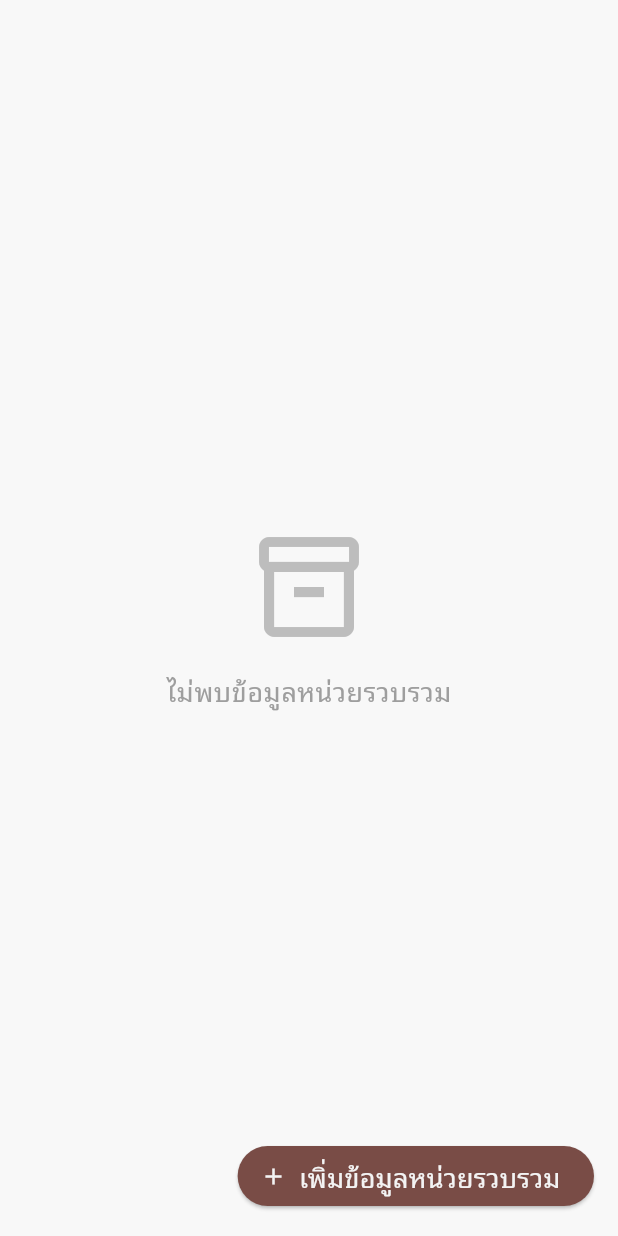
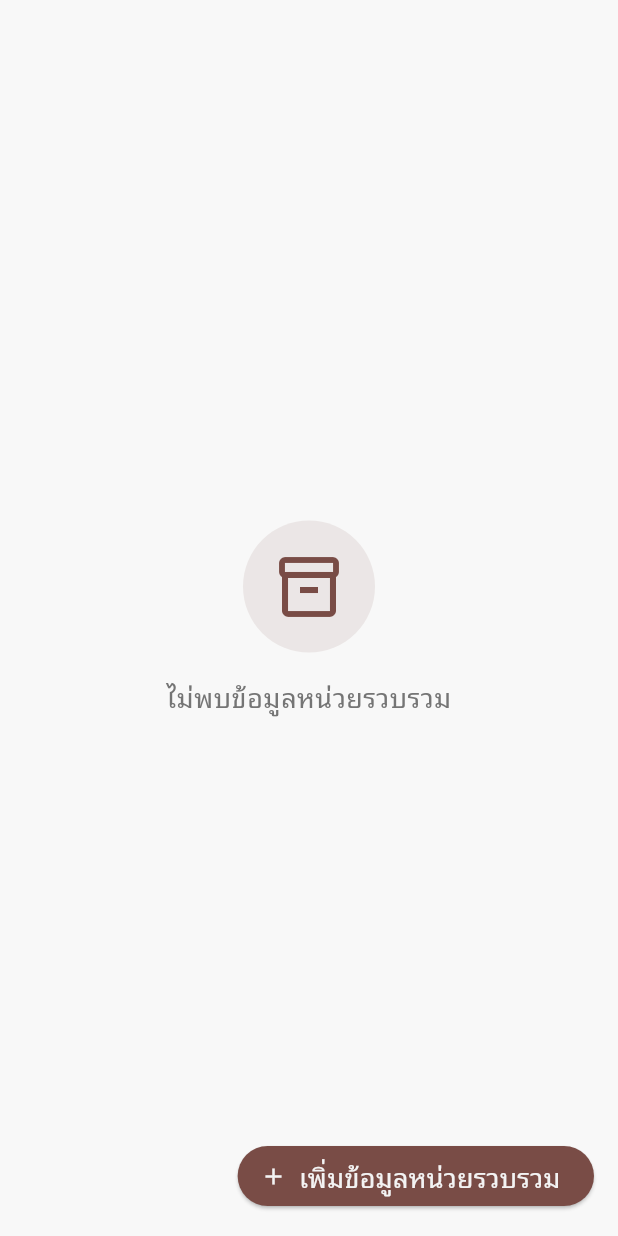
Before and after one commit to Cocoa-CUSAR-dev/mobile-app, a Flutter app: the HubPage screen opened directly, on a phone screen of 412 x 824 dp. Run offline on Flutter 3.47's test engine with Material 3 defaults, Android fonts, the phone set to English and light mode, and no system bars; our stand-ins replace bloc, equatable, file_picker, flutter_bloc, flutter_secure_storage; missing offline and left inert: dart:js_interop, maplibre_gl; accounts and stored records are empty; network calls fail.

Commit message:
feat(APP-UI-37): add shared EmptyStateView, replace broken/missing empty states
Three different empty-state patterns existed before this:
- farm/hub/processing-station pages each copy-pasted the same plain
  grey icon + text inline.
- The profile sheet fell back to a bare Text("ไม่พบข้อมูล") with no
  icon or styling at all -- the "floating white card that looks
  broken" behavior originally reported.
- The home page's task list rendered nothing whatsoever when
  dailyTasks was empty (no fallback branch existed).

Added lib/widgets/components/empty_state_view.dart (icon in a
theme-tinted circle + centered message) and pointed all four call
sites at it. Same message text everywhere except the home page, which
had none before -- added "ไม่มีสิ่งที่ต้องทำวันนี้" there since #37
explicitly asks for this page's empty task list to get a real empty
state.

```diff
--- /dev/null
+++ b/lib/widgets/components/empty_state_view.dart
@@ -0,0 +1,49 @@
+import 'package:flutter/material.dart';
+import 'package:cocoa_supply/theme/app_colors.dart';
+import 'package:cocoa_supply/theme/app_text_theme.dart';
+
+/// Shared "no data" placeholder, used wherever a list/detail view has
+/// nothing to show. Was previously copy-pasted per page as a plain grey
+/// icon + text (farm/hub/processing-station pages), a bare Text with no
+/// icon at all (the profile sheet, and the home page's task list, which
+/// rendered nothing whatsoever when empty) -- centralized here so every
+/// empty state looks intentional and matches the app's theme colors.
+class EmptyStateView extends StatelessWidget {
+  final IconData icon;
+  final String message;
+
+  const EmptyStateView({
+    super.key,
+    this.icon = Icons.inventory_2_outlined,
+    required this.message,
+  });
+
+  @override
+  Widget build(BuildContext context) {
+    return Center(
+      child: Padding(
+        padding: const EdgeInsets.all(32),
+        child: Column(
+          mainAxisAlignment: MainAxisAlignment.center,
+          mainAxisSize: MainAxisSize.min,
+          children: [
+            Container(
+              padding: const EdgeInsets.all(20),
+              decoration: const BoxDecoration(
+                color: AppColors.primaryFaint,
+                shape: BoxShape.circle,
+              ),
+              child: Icon(icon, size: 48, color: AppColors.primary),
+            ),
+            const SizedBox(height: 16),
+            Text(
+              message,
+              textAlign: TextAlign.center,
+              style: AppTextTheme.scale.bodyLarge?.copyWith(color: Colors.grey.shade600),
+            ),
+          ],
+        ),
+      ),
+    );
+  }
+}
--- a/lib/widgets/pages/hub_page.dart
+++ b/lib/widgets/pages/hub_page.dart
@@ -9,6 +9,7 @@ import 'package:flutter/material.dart';
 import 'package:flutter_bloc/flutter_bloc.dart';
 import 'package:cocoa_supply/route.dart';
 import 'package:cocoa_supply/theme/app_colors.dart';
+import 'package:cocoa_supply/widgets/components/empty_state_view.dart';
 
 class HubPage extends StatefulWidget {
   const HubPage({super.key});
@@ -56,23 +57,7 @@ class _HubPageState extends State<HubPage> {
             final hubs = state.hubs;
 
             if (hubs.isEmpty) {
-              return Center(
-                child: Column(
-                  mainAxisAlignment: MainAxisAlignment.center,
-                  children: [
-                    Icon(
-                      Icons.inventory_2_outlined,
-                      size: 80,
-                      color: Colors.grey.shade400,
-                    ),
-                    const SizedBox(height: 16),
-                    const Text(
-                      'ไม่พบข้อมูลหน่วยรวบรวม',
-                      style: TextStyle(fontSize: 18, color: Colors.grey),
-                    ),
-                  ],
-                ),
-              );
+              return const EmptyStateView(message: 'ไม่พบข้อมูลหน่วยรวบรวม');
             }
 
             return ListView.builder(
```
Also changed, not shown: lib/widgets/components/root_scaffold.dart (+7 -1 lines), lib/widgets/pages/farm_page.dart (+2 -20 lines), lib/widgets/pages/home_page.dart (+10 -0 lines), lib/widgets/pages/processing_station_page.dart (+2 -17 lines).
